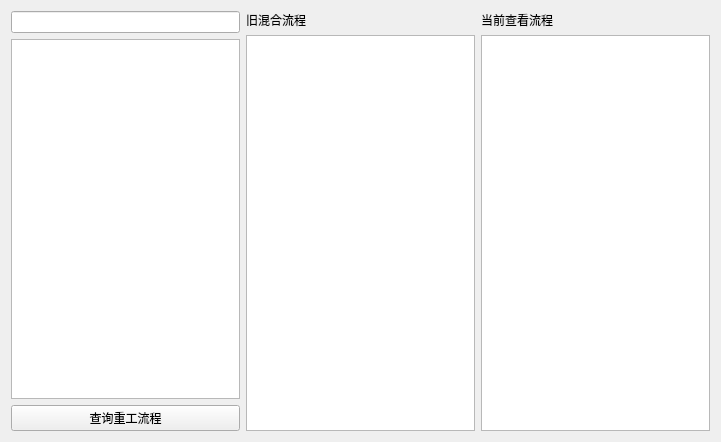
The window that Sajet/findroute.ui (Varlike0013/OracleQtMES) describes before a commit, drawn with Qt 5.
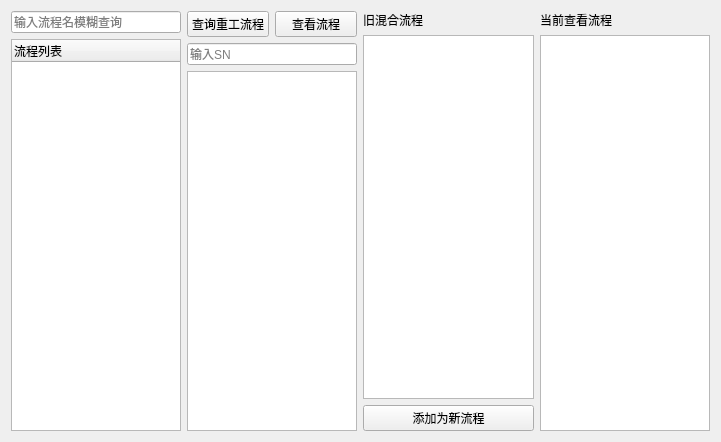
The same window after the commit.

The edit to the form file:
```diff
--- a/Sajet/findroute.ui
+++ b/Sajet/findroute.ui
@@ -13,9 +13,53 @@
   <property name="windowTitle">
    <string>Form</string>
   </property>
-  <layout class="QHBoxLayout" name="horizontalLayout">
+  <layout class="QHBoxLayout" name="horizontalLayout_2">
+   <item>
+    <layout class="QVBoxLayout" name="verticalLayout_4">
+     <item>
+      <widget class="QLineEdit" name="lineEditroute">
+       <property name="placeholderText">
+        <string>输入流程名模糊查询</string>
+       </property>
+      </widget>
+     </item>
+     <item>
+      <widget class="QTreeWidget" name="treeWidget">
+       <column>
+        <property name="text">
+         <string>流程列表</string>
+        </property>
+       </column>
+      </widget>
+     </item>
+    </layout>
+   </item>
    <item>
     <layout class="QVBoxLayout" name="verticalLayout">
+     <item>
+      <layout class="QHBoxLayout" name="horizontalLayout">
+       <item>
+        <widget class="QPushButton" name="pushButtonselect">
+         <property name="maximumSize">
+          <size>
+           <width>300</width>
+           <height>16777215</height>
+          </size>
+         </property>
+         <property name="text">
+          <string>查询重工流程</string>
+         </property>
+        </widget>
+       </item>
+       <item>
+        <widget class="QPushButton" name="pushButtonCheck">
+         <property name="text">
+          <string>查看流程</string>
+         </property>
+        </widget>
+       </item>
+      </layout>
+     </item>
      <item>
       <widget class="QLineEdit" name="snlineEdit">
        <property name="maximumSize">
@@ -33,6 +77,9 @@
        <property name="maxLength">
         <number>32767</number>
        </property>
+       <property name="placeholderText">
+        <string>输入SN</string>
+       </property>
       </widget>
      </item>
      <item>
@@ -45,19 +92,6 @@
        </property>
       </widget>
      </item>
-     <item>
-      <widget class="QPushButton" name="pushButtonselect">
-       <property name="maximumSize">
-        <size>
-         <width>300</width>
-         <height>16777215</height>
-        </size>
-       </property>
-       <property name="text">
-        <string>查询重工流程</string>
-       </property>
-      </widget>
-     </item>
     </layout>
    </item>
    <item>
@@ -72,6 +106,13 @@
      <item>
       <widget class="QListView" name="listView_old"/>
      </item>
+     <item>
+      <widget class="QPushButton" name="pushButtonadd">
+       <property name="text">
+        <string>添加为新流程</string>
+       </property>
+      </widget>
+     </item>
     </layout>
    </item>
    <item>
```
